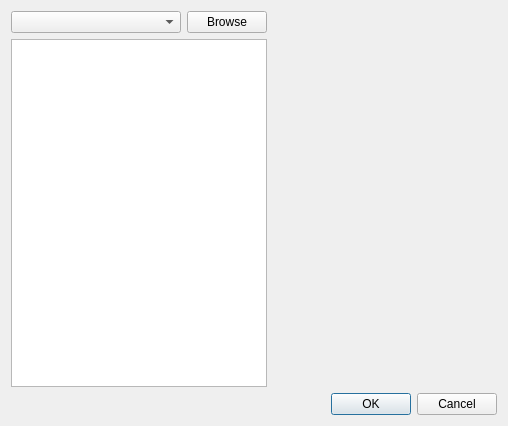
Before: the Qt Designer form addons/SvgViewer/SvgViewer.ui in Jhebertaz/PhysiCellGui, drawn with Qt 5.
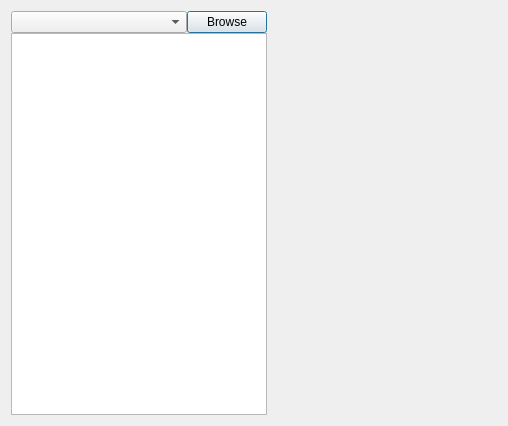
After: the same form once the commit is applied.

Diff of the .ui file:
```diff
--- a/addons/SvgViewer/SvgViewer.ui
+++ b/addons/SvgViewer/SvgViewer.ui
@@ -16,6 +16,9 @@
   <layout class="QVBoxLayout" name="verticalLayout">
    <item>
     <layout class="QHBoxLayout" name="horizontalLayout" stretch="0,6">
+     <property name="spacing">
+      <number>0</number>
+     </property>
      <item>
       <layout class="QVBoxLayout" name="verticalLayout_2">
        <item>
@@ -45,16 +48,6 @@
      </item>
     </layout>
    </item>
-   <item>
-    <widget class="QDialogButtonBox" name="buttonBox">
-     <property name="orientation">
-      <enum>Qt::Horizontal</enum>
-     </property>
-     <property name="standardButtons">
-      <set>QDialogButtonBox::Cancel|QDialogButtonBox::Ok</set>
-     </property>
-    </widget>
-   </item>
   </layout>
  </widget>
  <resources/>
```
Left out of the diff: 35 changed lines with no effect on the pictures.
